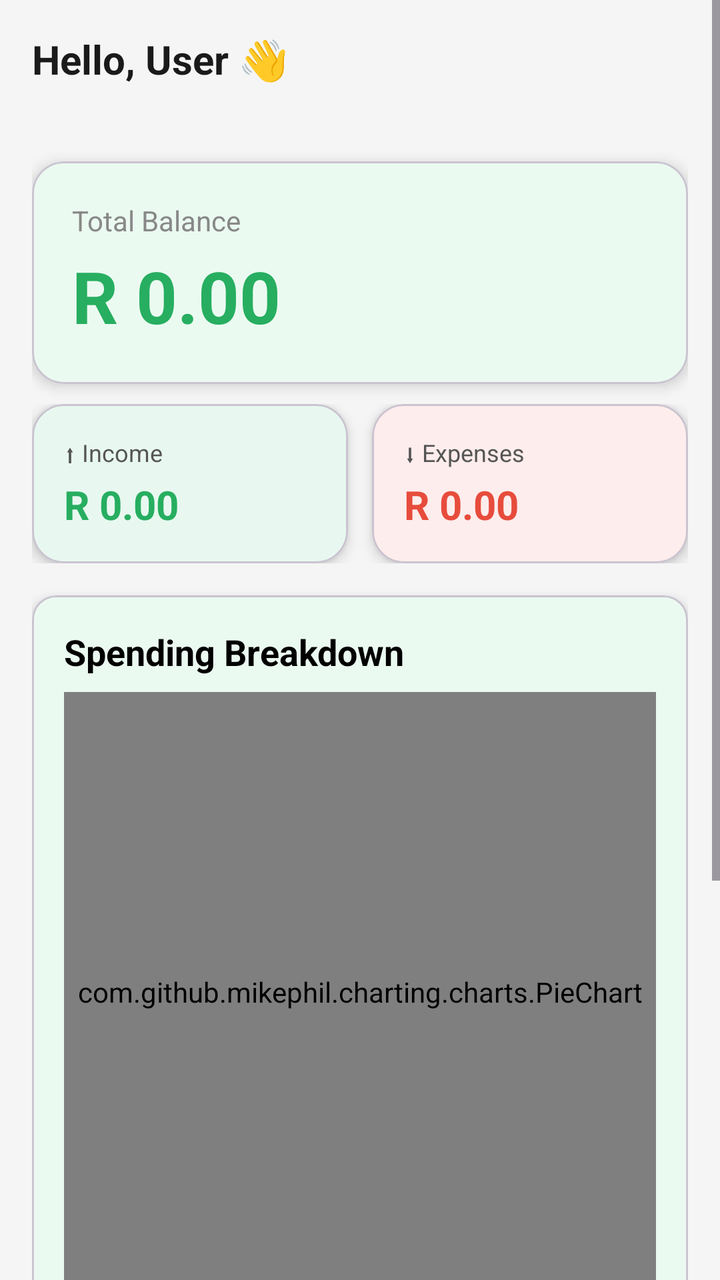
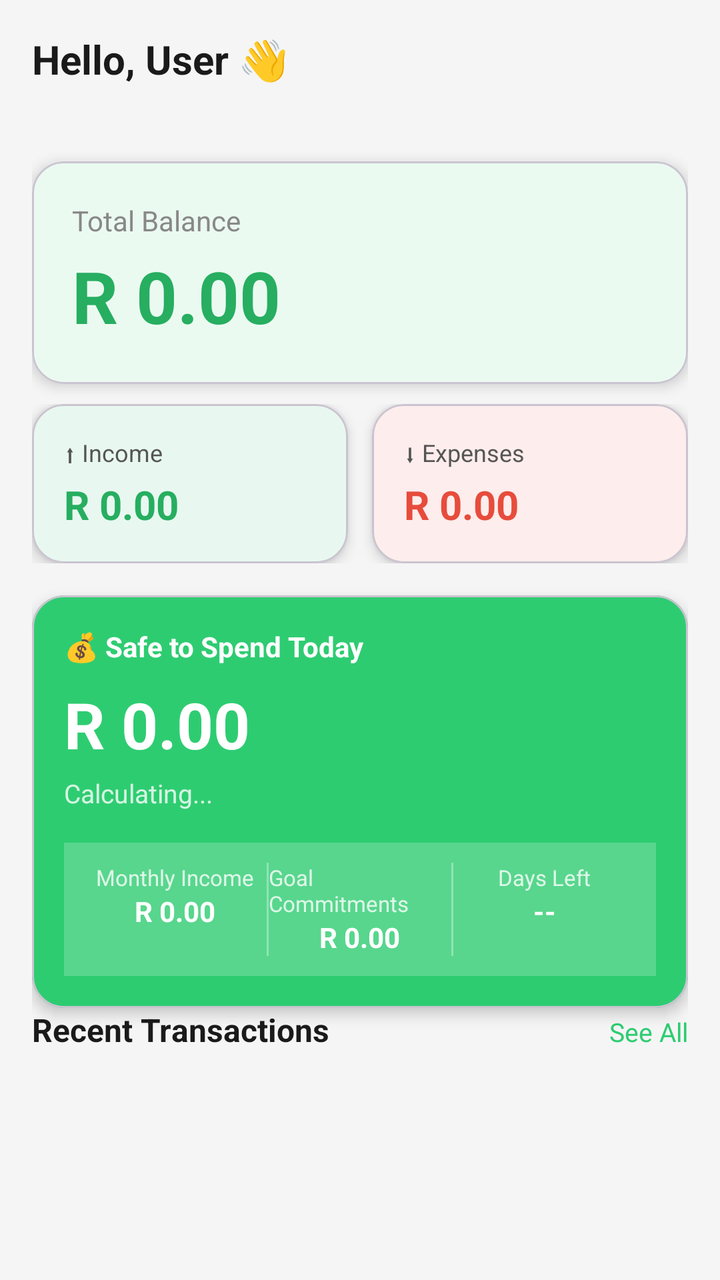

Compare the two renders of this Android layout. The source of the first and the diff that turns it into the second are given below.
<!-- AndroidManifest.xml: application theme Theme.KhulisaWallet -->
<!-- res/layout/fragment_home.xml -->
<?xml version="1.0" encoding="utf-8"?>
<ScrollView xmlns:android="http://schemas.android.com/apk/res/android"
    xmlns:app="http://schemas.android.com/apk/res-auto"
    android:layout_width="match_parent"
    android:layout_height="match_parent"
    android:background="#F5F5F5">

    <LinearLayout
        android:layout_width="match_parent"
        android:layout_height="wrap_content"
        android:orientation="vertical"
        android:padding="16dp">

        
        <TextView
            android:id="@+id/tv_greeting"
            android:layout_width="wrap_content"
            android:layout_height="wrap_content"
            android:text="Hello, User 👋"
            android:textSize="20sp"
            android:textStyle="bold"
            android:textColor="#1A1A1A"
            android:layout_marginBottom="4dp"/>

        <TextView
            android:id="@+id/tv_date"
            android:layout_width="wrap_content"
            android:layout_height="wrap_content"
            android:textSize="13sp"
            android:textColor="#888888"
            android:layout_marginBottom="16dp"/>

        
        <com.google.android.material.card.MaterialCardView
            android:id="@+id/card_total_balance"
            android:layout_width="match_parent"
            android:layout_height="wrap_content"
            android:layout_marginBottom="10dp"
            app:cardCornerRadius="16dp"
            app:cardElevation="4dp"
            app:cardBackgroundColor="@color/surface_card">

            <LinearLayout
                android:layout_width="match_parent"
                android:layout_height="wrap_content"
                android:orientation="vertical"
                android:padding="20dp">

                <TextView
                    android:layout_width="wrap_content"
                    android:layout_height="wrap_content"
                    android:text="Total Balance"
                    android:textColor="@color/text_hint"
                    android:textSize="14sp" />

                <TextView
                    android:id="@+id/tv_balance"
                    android:layout_width="wrap_content"
                    android:layout_height="wrap_content"
                    android:text="R 0.00"
                    android:textColor="@color/amount_positive"
                    android:textSize="36sp"
                    android:textStyle="bold"
                    android:layout_marginTop="4dp" />

            </LinearLayout>
        </com.google.android.material.card.MaterialCardView>

        
        <LinearLayout
            android:layout_width="match_parent"
            android:layout_height="wrap_content"
            android:orientation="horizontal"
            android:layout_marginBottom="16dp">

            <com.google.android.material.card.MaterialCardView
                android:id="@+id/card_income"
                android:layout_width="0dp"
                android:layout_height="wrap_content"
                android:layout_weight="1"
                android:layout_marginEnd="6dp"
                app:cardCornerRadius="16dp"
                app:cardElevation="4dp"
                app:cardBackgroundColor="@color/income_card_bg">

                <LinearLayout
                    android:layout_width="match_parent"
                    android:layout_height="wrap_content"
                    android:orientation="vertical"
                    android:padding="16dp">

                    <TextView
                        android:layout_width="wrap_content"
                        android:layout_height="wrap_content"
                        android:text="⬆ Income"
                        android:textColor="@color/text_secondary"
                        android:textSize="12sp" />

                    <TextView
                        android:id="@+id/tv_total_income"
                        android:layout_width="wrap_content"
                        android:layout_height="wrap_content"
                        android:text="R 0.00"
                        android:textColor="@color/amount_positive"
                        android:textSize="20sp"
                        android:textStyle="bold"
                        android:layout_marginTop="4dp" />

                </LinearLayout>
            </com.google.android.material.card.MaterialCardView>

            <com.google.android.material.card.MaterialCardView
                android:id="@+id/card_expense"
                android:layout_width="0dp"
                android:layout_height="wrap_content"
                android:layout_weight="1"
                android:layout_marginStart="6dp"
                app:cardCornerRadius="16dp"
                app:cardElevation="4dp"
                app:cardBackgroundColor="@color/expense_card_bg">

                <LinearLayout
                    android:layout_width="match_parent"
                    android:layout_height="wrap_content"
                    android:orientation="vertical"
                    android:padding="16dp">

                    <TextView
                        android:layout_width="wrap_content"
                        android:layout_height="wrap_content"
                        android:text="⬇ Expenses"
                        android:textColor="@color/text_secondary"
                        android:textSize="12sp" />

                    <TextView
                        android:id="@+id/tv_total_expense"
                        android:layout_width="wrap_content"
                        android:layout_height="wrap_content"
                        android:text="R 0.00"
                        android:textColor="@color/amount_negative"
                        android:textSize="20sp"
                        android:textStyle="bold"
                        android:layout_marginTop="4dp" />

                </LinearLayout>
            </com.google.android.material.card.MaterialCardView>

        </LinearLayout>

        
        <com.google.android.material.card.MaterialCardView
            android:id="@+id/card_chart"
            android:layout_width="match_parent"
            android:layout_height="wrap_content"
            android:layout_marginBottom="16dp"
            app:cardCornerRadius="12dp"
            app:cardElevation="4dp">

            <LinearLayout
                android:layout_width="match_parent"
                android:layout_height="wrap_content"
                android:orientation="vertical"
                android:padding="16dp">

                <TextView
                    android:layout_width="wrap_content"
                    android:layout_height="wrap_content"
                    android:text="Spending Breakdown"
                    android:textSize="18sp"
                    android:textStyle="bold"
                    android:textColor="@color/black"
                    android:layout_marginBottom="8dp"/>

                <com.github.mikephil.charting.charts.PieChart
                    android:id="@+id/spendingPieChart"
                    android:layout_width="match_parent"
                    android:layout_height="300dp" />

            </LinearLayout>
        </com.google.android.material.card.MaterialCardView>

        
        <include
            layout="@layout/card_safe_to_spend"
            android:layout_width="match_parent"
            android:layout_height="wrap_content" />

        
        <androidx.cardview.widget.CardView
            android:id="@+id/card_goal_alert"
            android:layout_width="match_parent"
            android:layout_height="wrap_content"
            app:cardCornerRadius="12dp"
            app:cardElevation="4dp"
            android:layout_marginBottom="16dp"
            android:visibility="gone">

            <LinearLayout
                android:layout_width="match_parent"
                android:layout_height="wrap_content"
                android:orientation="horizontal"
                android:padding="14dp"
                android:background="#FFF3CD">

                <TextView
                    android:layout_width="wrap_content"
                    android:layout_height="wrap_content"
                    android:text="⚠️"
                    android:textSize="20sp"
                    android:layout_marginEnd="10dp"/>

                <TextView
                    android:id="@+id/tv_goal_alert"
                    android:layout_width="match_parent"
                    android:layout_height="wrap_content"
                    android:text="Some goals need attention!"
                    android:textColor="#856404"
                    android:textSize="13sp"/>
            </LinearLayout>
        </androidx.cardview.widget.CardView>

        
        <LinearLayout
            android:layout_width="match_parent"
            android:layout_height="wrap_content"
            android:orientation="horizontal"
            android:layout_marginBottom="8dp">

            <TextView
                android:layout_width="0dp"
                android:layout_height="wrap_content"
                android:layout_weight="1"
                android:text="Recent Transactions"
                android:textSize="16sp"
                android:textStyle="bold"
                android:textColor="#1A1A1A"/>

            <TextView
                android:id="@+id/tv_see_all"
                android:layout_width="wrap_content"
                android:layout_height="wrap_content"
                android:text="See All"
                android:textColor="#2ECC71"
                android:textSize="13sp"/>
        </LinearLayout>

        
        <androidx.recyclerview.widget.RecyclerView
            android:id="@+id/rv_recent_expenses"
            android:layout_width="match_parent"
            android:layout_height="wrap_content"
            android:nestedScrollingEnabled="false"/>

        
        <TextView
            android:id="@+id/tv_empty"
            android:layout_width="match_parent"
            android:layout_height="wrap_content"
            android:text="No transactions yet.\nTap ＋ to add your first entry!"
            android:textAlignment="center"
            android:textColor="#AAAAAA"
            android:textSize="14sp"
            android:padding="24dp"
            android:visibility="gone"/>

    </LinearLayout>
</ScrollView>
<!-- res/layout/card_safe_to_spend.xml (included above) -->
<?xml version="1.0" encoding="utf-8"?>
<com.google.android.material.card.MaterialCardView
    xmlns:android="http://schemas.android.com/apk/res/android"
    xmlns:app="http://schemas.android.com/apk/res-auto"
    android:id="@+id/card_safe_to_spend"
    android:layout_width="match_parent"
    android:layout_height="wrap_content"
    android:layout_marginHorizontal="16dp"
    android:layout_marginBottom="12dp"
    app:cardCornerRadius="16dp"
    app:cardElevation="4dp"
    app:cardBackgroundColor="@color/colorPrimary">

    <LinearLayout
        android:layout_width="match_parent"
        android:layout_height="wrap_content"
        android:orientation="vertical"
        android:padding="16dp">

        
        <LinearLayout
            android:layout_width="match_parent"
            android:layout_height="wrap_content"
            android:orientation="horizontal"
            android:gravity="center_vertical"
            android:layout_marginBottom="8dp">

            <TextView
                android:layout_width="0dp"
                android:layout_height="wrap_content"
                android:layout_weight="1"
                android:text="💰 Safe to Spend Today"
                android:textColor="@android:color/white"
                android:textSize="14sp"
                android:textStyle="bold" />

            <TextView
                android:id="@+id/tv_days_left"
                android:layout_width="wrap_content"
                android:layout_height="wrap_content"
                android:textColor="#CCFFFFFF"
                android:textSize="12sp" />

        </LinearLayout>

        
        <TextView
            android:id="@+id/tv_safe_amount"
            android:layout_width="wrap_content"
            android:layout_height="wrap_content"
            android:text="R 0.00"
            android:textColor="@android:color/white"
            android:textSize="32sp"
            android:textStyle="bold"
            android:layout_marginBottom="4dp" />

        
        <TextView
            android:id="@+id/tv_safe_message"
            android:layout_width="wrap_content"
            android:layout_height="wrap_content"
            android:text="Calculating..."
            android:textColor="#CCFFFFFF"
            android:textSize="13sp"
            android:layout_marginBottom="12dp" />

        
        <LinearLayout
            android:layout_width="match_parent"
            android:layout_height="wrap_content"
            android:orientation="horizontal"
            android:background="#33FFFFFF"
            android:padding="10dp"
            android:layout_marginTop="4dp">

            
            <LinearLayout
                android:layout_width="0dp"
                android:layout_height="wrap_content"
                android:layout_weight="1"
                android:orientation="vertical"
                android:gravity="center">

                <TextView
                    android:layout_width="wrap_content"
                    android:layout_height="wrap_content"
                    android:text="Monthly Income"
                    android:textColor="#CCFFFFFF"
                    android:textSize="11sp" />

                <TextView
                    android:id="@+id/tv_monthly_income"
                    android:layout_width="wrap_content"
                    android:layout_height="wrap_content"
                    android:text="R 0.00"
                    android:textColor="@android:color/white"
                    android:textSize="14sp"
                    android:textStyle="bold" />

            </LinearLayout>

            
            <View
                android:layout_width="1dp"
                android:layout_height="match_parent"
                android:background="#55FFFFFF" />

            
            <LinearLayout
                android:layout_width="0dp"
                android:layout_height="wrap_content"
                android:layout_weight="1"
                android:orientation="vertical"
                android:gravity="center">

                <TextView
                    android:layout_width="wrap_content"
                    android:layout_height="wrap_content"
                    android:text="Goal Commitments"
                    android:textColor="#CCFFFFFF"
                    android:textSize="11sp" />

                <TextView
                    android:id="@+id/tv_goal_commitments"
                    android:layout_width="wrap_content"
                    android:layout_height="wrap_content"
                    android:text="R 0.00"
                    android:textColor="@android:color/white"
                    android:textSize="14sp"
                    android:textStyle="bold" />

            </LinearLayout>

            
            <View
                android:layout_width="1dp"
                android:layout_height="match_parent"
                android:background="#55FFFFFF" />

            
            <LinearLayout
                android:layout_width="0dp"
                android:layout_height="wrap_content"
                android:layout_weight="1"
                android:orientation="vertical"
                android:gravity="center">

                <TextView
                    android:layout_width="wrap_content"
                    android:layout_height="wrap_content"
                    android:text="Days Left"
                    android:textColor="#CCFFFFFF"
                    android:textSize="11sp" />

                <TextView
                    android:id="@+id/tv_days_remaining"
                    android:layout_width="wrap_content"
                    android:layout_height="wrap_content"
                    android:text="--"
                    android:textColor="@android:color/white"
                    android:textSize="14sp"
                    android:textStyle="bold" />

            </LinearLayout>

        </LinearLayout>

    </LinearLayout>

</com.google.android.material.card.MaterialCardView>
<!-- resources referenced by this layout -->
<resources>
  <color name="amount_negative">#E74C3C</color>
  <color name="amount_positive">#27AE60</color>
  <color name="black">#FF000000</color>
  <color name="colorPrimary">#2ECC71</color>
  <color name="expense_card_bg">#FDEDEC</color>
  <color name="income_card_bg">#E8F8F0</color>
  <color name="surface_card">#FFFFFF</color>
  <color name="text_hint">#888888</color>
  <color name="text_secondary">#555555</color>
  <style name="Theme.KhulisaWallet" parent="Base.Theme.KhulisaWallet" />
  <style name="Base.Theme.KhulisaWallet" parent="Theme.Material3.Light.NoActionBar">
          <item name="colorPrimary">@color/colorPrimary</item>
          <item name="colorPrimaryDark">@color/colorPrimaryDark</item>
          <item name="colorOnPrimary">@color/white</item>
          <item name="colorPrimaryContainer">@color/colorPrimaryLight</item>
          <item name="colorOnPrimaryContainer">@color/text_primary</item>
          <item name="colorSecondary">@color/colorPrimaryDark</item>
          <item name="colorOnSecondary">@color/white</item>
          <item name="colorSurface">@color/surface_card</item>
          <item name="colorOnSurface">@color/text_primary</item>
          <item name="android:colorBackground">@color/background_light</item>
          <item name="colorOnBackground">@color/text_primary</item>
          <item name="android:windowBackground">@color/background_light</item>
          <item name="android:statusBarColor">@color/colorPrimaryDark</item>
          <item name="android:navigationBarColor">@color/white</item>
          <item name="android:windowLightStatusBar" tools:targetApi="m">false</item>
          <item name="android:windowOptOutEdgeToEdgeEnforcement" tools:targetApi="35">true</item>
          <item name="android:forceDarkAllowed" tools:targetApi="q">false</item>
      </style>
  <color name="colorPrimaryDark">#27AE60</color>
  <color name="white">#FFFFFFFF</color>
  <color name="colorPrimaryLight">#E8F8F0</color>
  <color name="text_primary">#1A1A1A</color>
  <color name="background_light">#F5F5F5</color>
</resources>

<!-- the commit's change to res/layout/fragment_home.xml (unified diff, before → after) -->
@@ -153,6 +153,7 @@
             android:layout_width="match_parent"
             android:layout_height="wrap_content"
             android:layout_marginBottom="16dp"
+            android:visibility="gone"
             app:cardCornerRadius="12dp"
             app:cardElevation="4dp">
 
